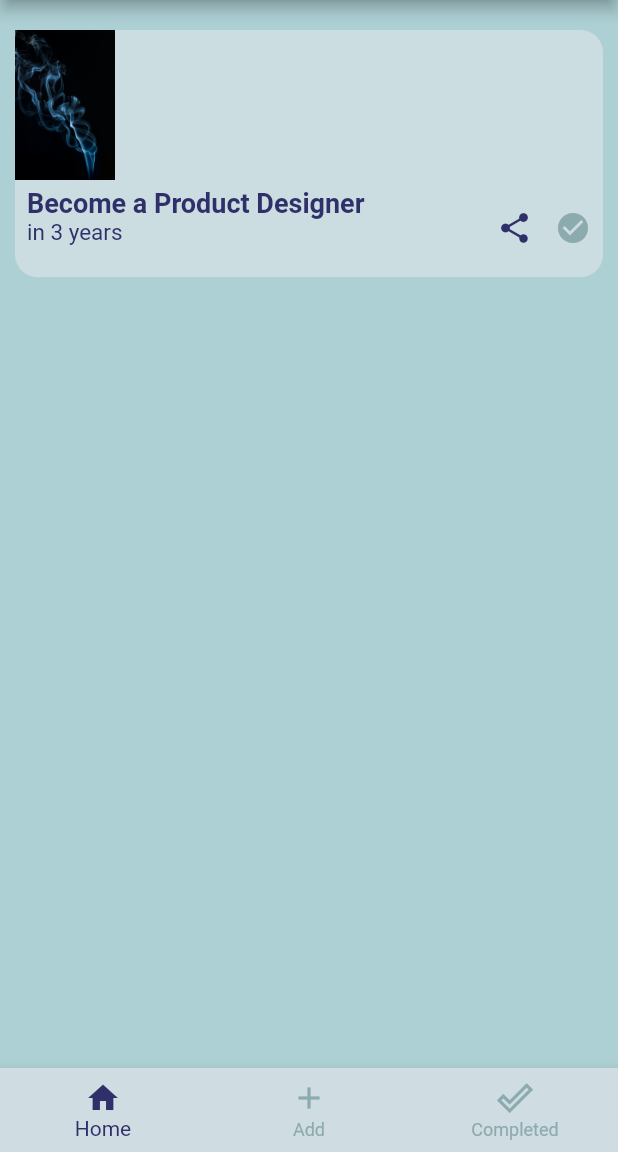
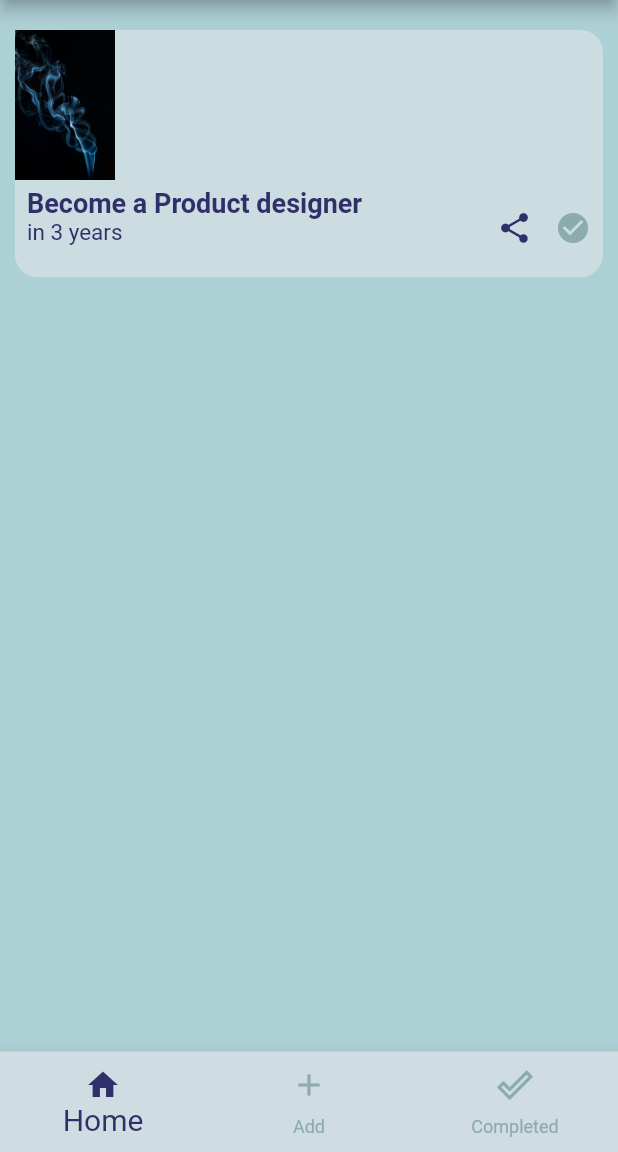
Before and after one commit to sobuur0/goalist-app, a Flutter app: the screen it shows after launch, on a phone screen of 412 x 824 dp, the part 84-1236 px from its top. Run offline on Flutter 3.47's test engine with Material 2 defaults, Android fonts, the phone set to English and light mode, and no system bars.

```diff
--- a/lib/main.dart
+++ b/lib/main.dart
@@ -1,6 +1,6 @@
 import 'package:flutter/material.dart';
 import 'package:goalist_app/constants.dart';
-import 'package:goalist_app/pages/wishlist_page.dart';
+import 'package:goalist_app/pages/home_page.dart';
 
 void main() {
   runApp(const GoalistApp());
@@ -23,7 +23,7 @@ class GoalistApp extends StatelessWidget {
           unselectedItemColor: kUnselectedItemColor,
         )
       ),
-      home: const WishlistPage(),
+      home: const HomePage(),
     );
   }
 }
--- /dev/null
+++ b/lib/pages/home_page.dart
@@ -0,0 +1,63 @@
+import 'package:flutter/material.dart';
+import 'package:goalist_app/constants.dart';
+import 'package:goalist_app/pages/add_page.dart';
+import 'package:goalist_app/pages/completed_page.dart';
+import 'package:goalist_app/pages/wishlist_page.dart';
+
+class HomePage extends StatefulWidget {
+  const HomePage({Key? key}) : super(key: key);
+
+  @override
+  _HomePageState createState() => _HomePageState();
+}
+
+class _HomePageState extends State<HomePage> {
+  int _selectedIndex = 0;
+
+  static final List<Widget> _pagesOptions = <Widget>[
+    const WishlistPage(),
+    const AddPage(),
+    const CompletedPage(),
+  ];
+
+  void onItemTapped(int index) {
+    setState(() {
+      _selectedIndex = index;
+    });
+  }
+
+  @override
+  Widget build(BuildContext context) {
+    return Scaffold(
+      appBar: AppBar(
+        title: const Text(
+          'My Wishlist',
+          style: kHeaderTextStyle,
+        ),
+        centerTitle: true,
+      ),
+      body: SafeArea(
+        child: _pagesOptions.elementAt(_selectedIndex),
+      ),
+      bottomNavigationBar: BottomNavigationBar(
+        currentIndex: _selectedIndex,
+        onTap: onItemTapped,
+        selectedFontSize: 20.0,
+        items: const <BottomNavigationBarItem>[
+          BottomNavigationBarItem(
+            icon: Icon(Icons.home),
+            label: 'Home',
+          ),
+          BottomNavigationBarItem(
+            icon: Icon(Icons.add),
+            label: 'Add',
+          ),
+          BottomNavigationBarItem(
+            icon: Icon(Icons.done_outline),
+            label: 'Completed',
+          ),
+        ],
+      ),
+    );
+  }
+}
--- a/lib/pages/wishlist_page.dart
+++ b/lib/pages/wishlist_page.dart
@@ -1,5 +1,4 @@
 import 'package:flutter/material.dart';
-import 'package:goalist_app/constants.dart';
 import 'package:goalist_app/widgets/wishlist_card.dart';
 
 class WishlistPage extends StatefulWidget {
@@ -12,34 +11,12 @@ class WishlistPage extends StatefulWidget {
 class _WishlistPageState extends State<WishlistPage> {
   @override
   Widget build(BuildContext context) {
-    return Scaffold(
-      appBar: AppBar(
-        title: const Text(
-          'My Wishlist',
-          style: kHeaderTextStyle,
-        ),
-        centerTitle: true,
-      ),
-      body: SafeArea(
-        child: Column(
-          children: const <Widget>[
-            WishlistCard(),
-          ],
-        ),
-      ),
-      bottomNavigationBar: BottomNavigationBar(
-        items: const <BottomNavigationBarItem>[
-          BottomNavigationBarItem(
-            icon: Icon(Icons.home),
-            label: 'Home',
-          ),
-          BottomNavigationBarItem(
-            icon: Icon(Icons.add),
-            label: 'Add',
-          ),
-          BottomNavigationBarItem(
-            icon: Icon(Icons.done_outline),
-            label: 'Completed',
+    return SafeArea(
+      child: Column(
+        children: const <Widget>[
+          WishlistCard(
+            goal: 'Become a Product designer',
+            duration: 3,
           ),
         ],
       ),
--- a/lib/widgets/wishlist_card.dart
+++ b/lib/widgets/wishlist_card.dart
@@ -2,8 +2,13 @@ import 'package:flutter/material.dart';
 import 'package:goalist_app/constants.dart';
 
 class WishlistCard extends StatelessWidget {
+  final String goal;
+  final int duration;
+
   const WishlistCard({
     Key? key,
+    required this.goal,
+    required this.duration,
   }) : super(key: key);
 
   @override
@@ -34,28 +39,30 @@ class WishlistCard extends StatelessWidget {
             ),
             child: Row(
               crossAxisAlignment: CrossAxisAlignment.end,
-              children: const <Widget>[
+              children: <Widget>[
                 Text.rich(
                   TextSpan(
                     children: [
                       TextSpan(
-                        text: 'Become a Product Designer\n',
+                        text: '$goal\n',
                         style: kGoalTextStyle,
                       ),
                       TextSpan(
-                        text: 'in 3 years',
+                        text: 'in $duration years',
                         style: kDurationTextStyle,
                       ),
                     ],
                   ),
                 ),
-                Spacer(),
-                Icon(
+                const Spacer(),
+                const Icon(
                   Icons.share,
                   color: kTextsColor,
                 ),
-                SizedBox(width: 15.0,),
-                Icon(
+                const SizedBox(
+                  width: 15.0,
+                ),
+                const Icon(
                   Icons.check_circle,
                   color: kUnselectedItemColor,
                 ),
```
Also changed, not shown: lib/pages/add_page.dart (added, +17 -0 lines), lib/pages/completed_page.dart (added, +17 -0 lines).
